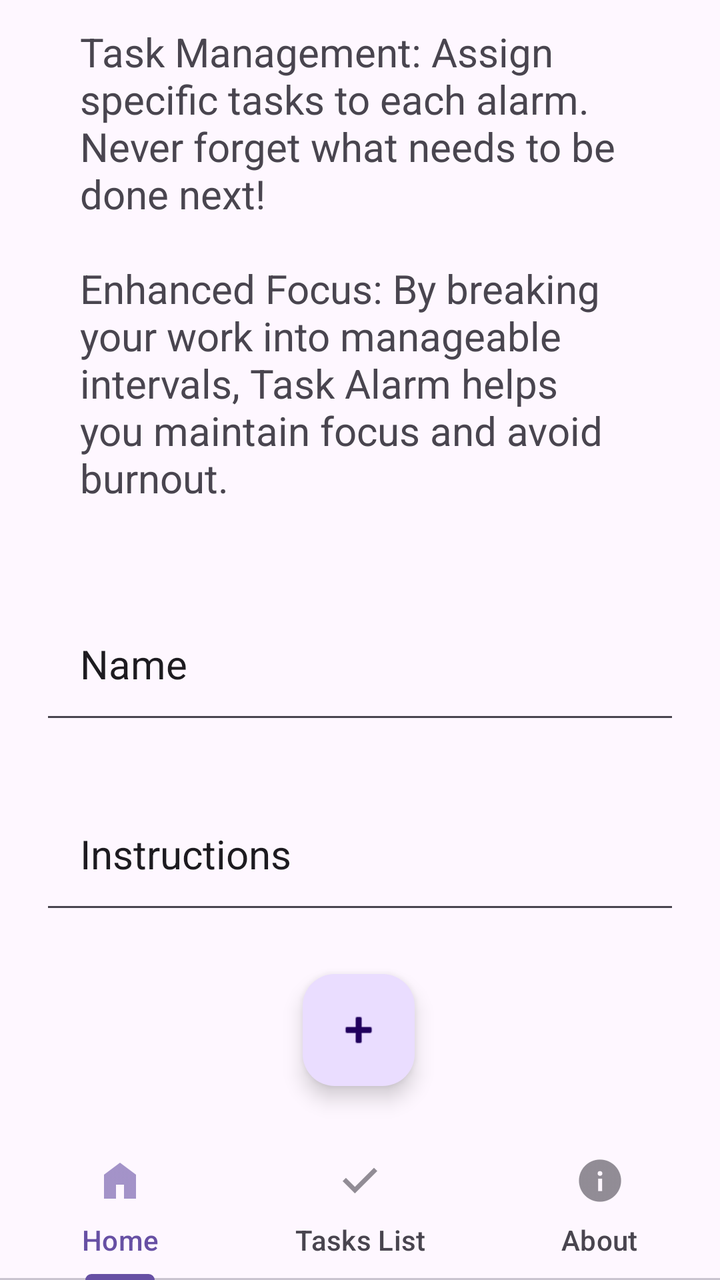
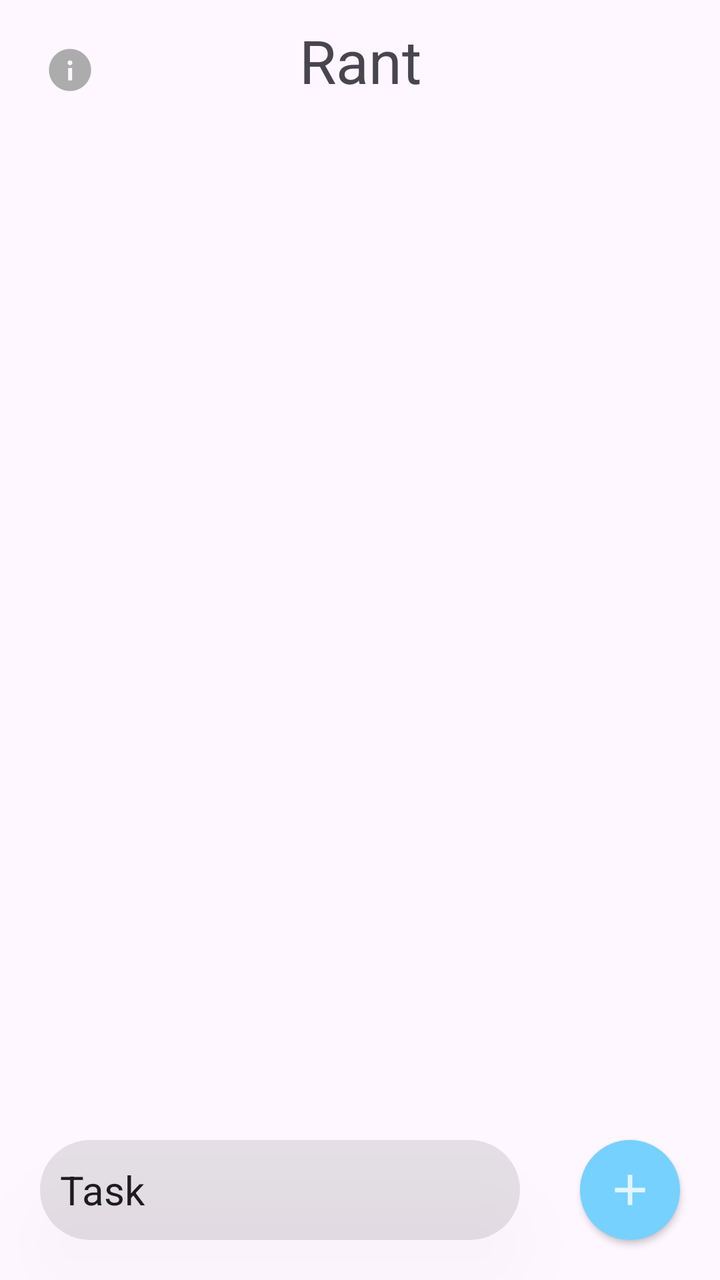

Two renders of the same Android screen: before a commit and after it. Below are the layout's source before the change and the commit's diff.
<!-- AndroidManifest.xml: application theme Theme.Rant -->
<!-- res/layout/activity_main.xml -->
<?xml version="1.0" encoding="utf-8"?>
<androidx.constraintlayout.widget.ConstraintLayout xmlns:android="http://schemas.android.com/apk/res/android"
    xmlns:app="http://schemas.android.com/apk/res-auto"
    xmlns:tools="http://schemas.android.com/tools"
    android:id="@+id/main"
    android:layout_width="match_parent"
    android:layout_height="match_parent"
    tools:context=".MainActivity">

    <com.google.android.material.floatingactionbutton.FloatingActionButton
        android:id="@+id/floatingActionButton2"
        android:layout_width="wrap_content"
        android:layout_height="wrap_content"
        android:layout_marginBottom="25sp"
        android:clickable="true"
        android:src="@android:drawable/ic_input_add"
        app:layout_constraintBottom_toTopOf="@+id/tabLayout"
        app:layout_constraintEnd_toEndOf="parent"
        app:layout_constraintHorizontal_bias="0.498"
        app:layout_constraintStart_toStartOf="parent" />

    <EditText
        android:id="@+id/instrucionText"
        android:layout_width="match_parent"
        android:layout_height="70dp"
        android:layout_marginLeft="20dp"
        android:layout_marginRight="20dp"
        android:layout_marginBottom="25sp"
        android:inputType="text"
        android:padding="20dp"
        android:text="Instructions"
        android:textAlignment="textStart"
        android:textSize="20dp"
        app:layout_constraintBottom_toTopOf="@+id/floatingActionButton2"
        app:layout_constraintEnd_toEndOf="parent"
        app:layout_constraintStart_toStartOf="parent" />

    <TextView
        android:id="@+id/textView"
        android:layout_width="match_parent"
        android:layout_height="wrap_content"
        android:layout_marginLeft="20dp"
        android:layout_marginRight="20dp"
        android:layout_marginBottom="25sp"
        android:padding="20dp"
        android:text="@string/motivation_text"
        android:textAlignment="viewStart"
        android:textSize="20dp"
        app:layout_constraintBottom_toTopOf="@+id/titleText"
        app:layout_constraintEnd_toEndOf="parent"
        app:layout_constraintHorizontal_bias="0.0"
        app:layout_constraintStart_toStartOf="parent" />

    <TextView
        android:id="@+id/textView2"
        android:layout_width="wrap_content"
        android:layout_height="wrap_content"
        android:text="Rant"
        android:textSize="40dp"
        app:layout_constraintBottom_toTopOf="@+id/textView"
        app:layout_constraintEnd_toEndOf="parent"
        app:layout_constraintStart_toStartOf="parent"
        app:layout_constraintTop_toTopOf="parent" />

    <com.google.android.material.tabs.TabLayout
        android:id="@+id/tabLayout"
        android:layout_width="match_parent"
        android:layout_height="wrap_content"
        app:layout_constraintBottom_toBottomOf="parent"
        app:layout_constraintEnd_toEndOf="parent"
        app:layout_constraintStart_toStartOf="parent">

        <com.google.android.material.tabs.TabItem
            android:layout_width="wrap_content"
            android:layout_height="wrap_content"
            android:icon="@drawable/ic_action_home"
            android:text="Home" />

        <com.google.android.material.tabs.TabItem
            android:layout_width="wrap_content"
            android:layout_height="wrap_content"
            android:icon="@drawable/ic_action_name"
            android:text="Tasks List" />

        <com.google.android.material.tabs.TabItem
            android:layout_width="wrap_content"
            android:layout_height="wrap_content"
            android:icon="@drawable/ic_action_about"
            android:text="About" />
    </com.google.android.material.tabs.TabLayout>

    <EditText
        android:id="@+id/titleText"
        android:layout_width="match_parent"
        android:layout_height="70dp"
        android:layout_marginLeft="20dp"
        android:layout_marginRight="20dp"
        android:layout_marginBottom="25sp"
        android:ems="10"
        android:inputType="text"
        android:padding="20dp"
        android:text="Name"
        android:textAlignment="textStart"
        android:textSize="20dp"
        app:layout_constraintBottom_toTopOf="@+id/instrucionText"
        app:layout_constraintEnd_toEndOf="parent"
        app:layout_constraintStart_toStartOf="parent" />

    <ImageView
        android:id="@+id/imageView"
        android:layout_width="200sp"
        android:layout_height="200sp"
        android:layout_marginBottom="200dp"
        app:layout_constraintBottom_toTopOf="@+id/textView"
        app:layout_constraintEnd_toEndOf="parent"
        app:layout_constraintStart_toStartOf="parent"
        app:srcCompat="@mipmap/githubautor" />

</androidx.constraintlayout.widget.ConstraintLayout>
<!-- resources referenced by this layout -->
<resources>
  <!-- drawable ic_action_about: png bitmap (drawable-hdpi, 626 bytes) -->
  <!-- drawable ic_action_home: png bitmap (drawable-hdpi, 378 bytes) -->
  <!-- drawable ic_action_name: png bitmap (drawable-hdpi, 290 bytes) -->
  <!-- mipmap githubautor: png bitmap (mipmap-hdpi, 432397 bytes) -->
  <string name="motivation_text">Productivity Boost: Keep your workflow steady and uninterrupted with timely reminders.\n\nTask Management: Assign specific tasks to each alarm. Never forget what needs to be done next!\n\nEnhanced Focus: By breaking your work into manageable intervals, Task Alarm helps you maintain focus and avoid burnout.</string>
  <style name="Theme.Rant" parent="Base.Theme.Rant" />
  <style name="Base.Theme.Rant" parent="Theme.Material3.DayNight.NoActionBar">
          
          
      </style>
</resources>

<!-- the commit's change to res/layout/activity_main.xml (unified diff, before → after) -->
@@ -7,113 +7,72 @@
     android:layout_height="match_parent"
     tools:context=".MainActivity">
 
-    <com.google.android.material.floatingactionbutton.FloatingActionButton
-        android:id="@+id/floatingActionButton2"
-        android:layout_width="wrap_content"
-        android:layout_height="wrap_content"
-        android:layout_marginBottom="25sp"
-        android:clickable="true"
-        android:src="@android:drawable/ic_input_add"
-        app:layout_constraintBottom_toTopOf="@+id/tabLayout"
-        app:layout_constraintEnd_toEndOf="parent"
-        app:layout_constraintHorizontal_bias="0.498"
-        app:layout_constraintStart_toStartOf="parent" />
-
     <EditText
         android:id="@+id/instrucionText"
         android:layout_width="match_parent"
-        android:layout_height="70dp"
+        android:layout_height="50dp"
         android:layout_marginLeft="20dp"
-        android:layout_marginRight="20dp"
-        android:layout_marginBottom="25sp"
+        android:layout_marginRight="100dp"
+        android:layout_marginBottom="20dp"
         android:inputType="text"
-        android:padding="20dp"
-        android:text="Instructions"
-        android:textAlignment="textStart"
+        android:paddingLeft="10dp"
+        android:translationZ="20dp"
+        android:paddingRight="10dp"
+        android:background="@drawable/item"
+        android:text="Task"
         android:textSize="20dp"
-        app:layout_constraintBottom_toTopOf="@+id/floatingActionButton2"
-        app:layout_constraintEnd_toEndOf="parent"
-        app:layout_constraintStart_toStartOf="parent" />
-
-    <TextView
-        android:id="@+id/textView"
-        android:layout_width="match_parent"
-        android:layout_height="wrap_content"
-        android:layout_marginLeft="20dp"
-        android:layout_marginRight="20dp"
-        android:layout_marginBottom="25sp"
-        android:padding="20dp"
-        android:text="@string/motivation_text"
-        android:textAlignment="viewStart"
-        android:textSize="20dp"
-        app:layout_constraintBottom_toTopOf="@+id/titleText"
-        app:layout_constraintEnd_toEndOf="parent"
-        app:layout_constraintHorizontal_bias="0.0"
+        app:layout_constraintBottom_toBottomOf="parent"
+        app:layout_constraintEnd_toStartOf="@+id/floatingbutton"
         app:layout_constraintStart_toStartOf="parent" />
 
     <TextView
         android:id="@+id/textView2"
         android:layout_width="wrap_content"
         android:layout_height="wrap_content"
+        android:layout_marginTop="10dp"
         android:text="Rant"
-        android:textSize="40dp"
-        app:layout_constraintBottom_toTopOf="@+id/textView"
+        android:textSize="30dp"
         app:layout_constraintEnd_toEndOf="parent"
         app:layout_constraintStart_toStartOf="parent"
         app:layout_constraintTop_toTopOf="parent" />
 
-    <com.google.android.material.tabs.TabLayout
-        android:id="@+id/tabLayout"
+    <androidx.recyclerview.widget.RecyclerView
+        android:id="@+id/recyclerView"
         android:layout_width="match_parent"
-        android:layout_height="wrap_content"
+        android:layout_height="match_parent"
+        android:layout_marginLeft="20dp"
+        android:layout_marginTop="70sp"
+        android:layout_marginRight="20dp"
+        android:layout_marginBottom="100sp"
         app:layout_constraintBottom_toBottomOf="parent"
         app:layout_constraintEnd_toEndOf="parent"
-        app:layout_constraintStart_toStartOf="parent">
+        app:layout_constraintHorizontal_bias="1.0"
+        app:layout_constraintStart_toStartOf="parent"
+        app:layout_constraintTop_toTopOf="parent"
+        app:layout_constraintVertical_bias="0.0" />
 
-        <com.google.android.material.tabs.TabItem
-            android:layout_width="wrap_content"
-            android:layout_height="wrap_content"
-            android:icon="@drawable/ic_action_home"
-            android:text="Home" />
+    <ImageButton
+        android:id="@+id/floatingbutton"
+        android:layout_width="50dp"
+        android:layout_height="50dp"
+        android:layout_marginBottom="20sp"
+        android:layout_marginRight="20sp"
+        android:translationZ="2dp"
+        android:background="@drawable/floatingbutton"
+        android:src="@drawable/ic_action_add"
+        app:layout_constraintBottom_toBottomOf="parent"
+        app:layout_constraintEnd_toEndOf="parent" />
 
-        <com.google.android.material.tabs.TabItem
-            android:layout_width="wrap_content"
-            android:layout_height="wrap_content"
-            android:icon="@drawable/ic_action_name"
-            android:text="Tasks List" />
-
-        <com.google.android.material.tabs.TabItem
-            android:layout_width="wrap_content"
-            android:layout_height="wrap_content"
-            android:icon="@drawable/ic_action_about"
-            android:text="About" />
-    </com.google.android.material.tabs.TabLayout>
-
-    <EditText
-        android:id="@+id/titleText"
-        android:layout_width="match_parent"
-        android:layout_height="70dp"
-        android:layout_marginLeft="20dp"
-        android:layout_marginRight="20dp"
-        android:layout_marginBottom="25sp"
-        android:ems="10"
-        android:inputType="text"
-        android:padding="20dp"
-        android:text="Name"
-        android:textAlignment="textStart"
-        android:textSize="20dp"
-        app:layout_constraintBottom_toTopOf="@+id/instrucionText"
-        app:layout_constraintEnd_toEndOf="parent"
-        app:layout_constraintStart_toStartOf="parent" />
-
-    <ImageView
+    <ImageButton
         android:id="@+id/imageView"
-        android:layout_width="200sp"
-        android:layout_height="200sp"
-        android:layout_marginBottom="200dp"
-        app:layout_constraintBottom_toTopOf="@+id/textView"
-        app:layout_constraintEnd_toEndOf="parent"
+        android:layout_width="30dp"
+        android:layout_height="30dp"
+        android:layout_marginStart="20dp"
+        android:layout_marginTop="20dp"
+        android:translationZ="2dp"
+        android:background="@color/transparent"
         app:layout_constraintStart_toStartOf="parent"
-        app:srcCompat="@mipmap/githubautor" />
+        app:layout_constraintTop_toTopOf="parent"
+        app:srcCompat="@drawable/ic_action_about" />
 
 </androidx.constraintlayout.widget.ConstraintLayout>
<!-- resource entries referenced after the edit -->
@@ -1,10 +1,20 @@
 <!-- resources referenced by this layout -->
 <resources>
-  <!-- drawable ic_action_about: png bitmap (drawable-hdpi, 626 bytes) -->
-  <!-- drawable ic_action_home: png bitmap (drawable-hdpi, 378 bytes) -->
-  <!-- drawable ic_action_name: png bitmap (drawable-hdpi, 290 bytes) -->
-  <!-- mipmap githubautor: png bitmap (mipmap-hdpi, 432397 bytes) -->
-  <string name="motivation_text">Productivity Boost: Keep your workflow steady and uninterrupted with timely reminders.\n\nTask Management: Assign specific tasks to each alarm. Never forget what needs to be done next!\n\nEnhanced Focus: By breaking your work into manageable intervals, Task Alarm helps you maintain focus and avoid burnout.</string>
+  <color name="transparent">#00000000</color>
+  <!-- drawable floatingbutton (drawable) -->
+  <?xml version="1.0" encoding="utf-8"?>
+  <shape xmlns:android="http://schemas.android.com/apk/res/android">
+      <solid android:color="@android:color/system_accent1_200" />
+      <corners android:radius="300dp"/>
+  </shape>
+  <!-- drawable ic_action_about: png bitmap (drawable-hdpi, 623 bytes) -->
+  <!-- drawable ic_action_add: png bitmap (drawable-hdpi, 207 bytes) -->
+  <!-- drawable item (drawable) -->
+  <?xml version="1.0" encoding="utf-8"?>
+  <shape xmlns:android="http://schemas.android.com/apk/res/android">
+      <solid android:color="#1A000000" />
+      <corners android:radius="30dp"/>
+  </shape>
   <style name="Theme.Rant" parent="Base.Theme.Rant" />
   <style name="Base.Theme.Rant" parent="Theme.Material3.DayNight.NoActionBar">
           
